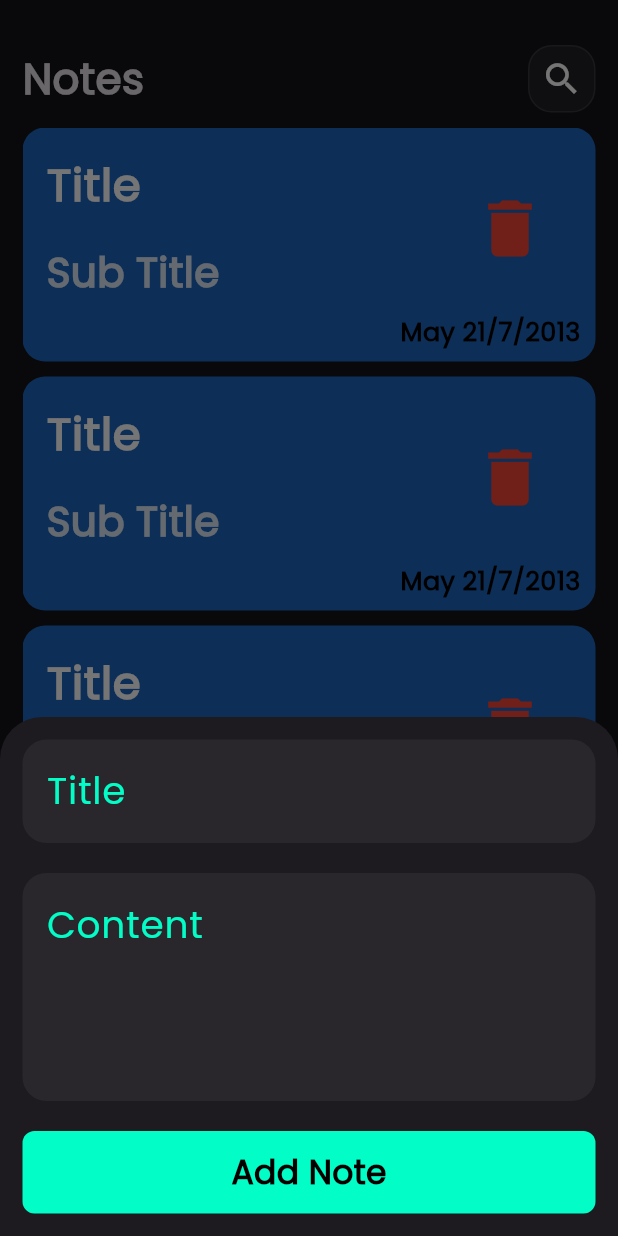
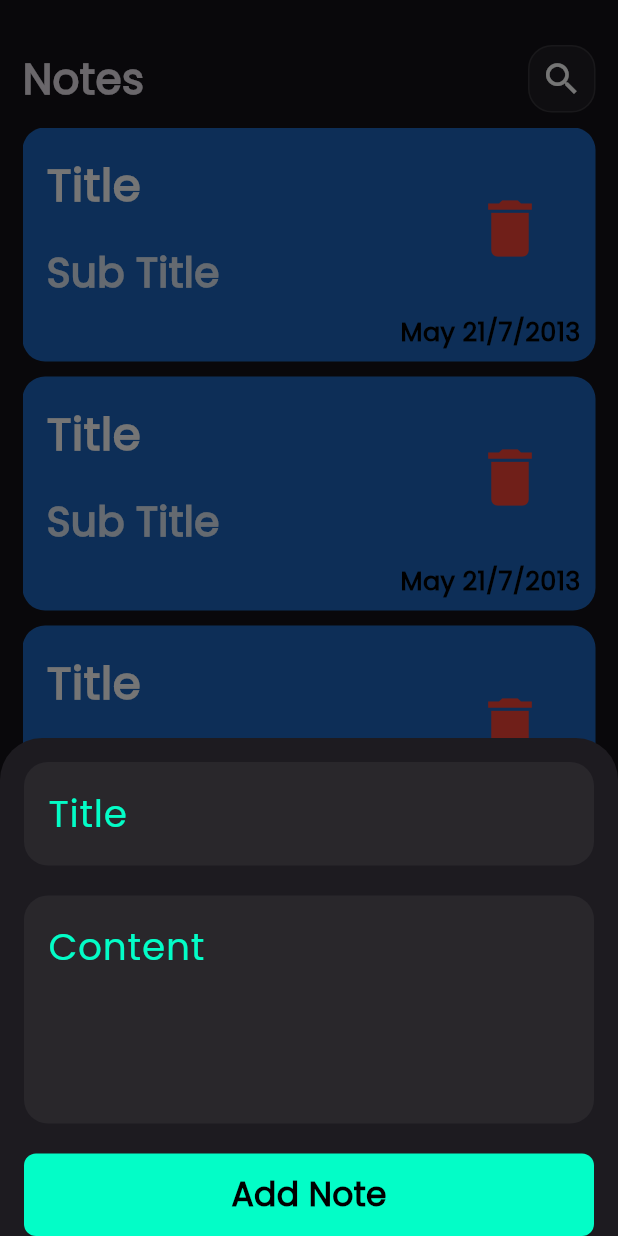
Before and after one commit to MohamedElsay0d/note_app_with_cubit-hive, a Flutter app: the screen it shows after launch, after a tap on the "add" icon, on a phone screen of 412 x 824 dp. Run offline on Flutter 3.47's test engine with Material 3 defaults, Android fonts, the phone set to English and light mode, and no system bars; our stand-ins replace bloc, flutter_bloc, hive, hive_flutter, modal_progress_hud_nsn; accounts and stored records are empty.

Commit message:
refactor display ButtonSheet

```diff
--- a/lib/widgets/AddNote.dart
+++ b/lib/widgets/AddNote.dart
@@ -24,9 +24,13 @@ class AddNote extends StatelessWidget {
         builder: (context, state) {
           return AbsorbPointer(
             absorbing: (state is AddNoteLoading) ? true : false,
-            child: const Padding(
-              padding: EdgeInsets.all(15.0),
-              child: SingleChildScrollView(child: AddNoteForm()),
+            child: Padding(
+              padding: EdgeInsets.only(
+                  right: 16.0,
+                  left: 16.0,
+                  top: 16.0,
+                  bottom: MediaQuery.of(context).viewInsets.bottom),
+              child: const SingleChildScrollView(child: AddNoteForm()),
             ),
           );
         },
--- a/lib/widgets/NotesViewBody.dart
+++ b/lib/widgets/NotesViewBody.dart
@@ -32,6 +32,7 @@ class NotesViewBody extends StatelessWidget {
         shape: const StadiumBorder(),
         onPressed: () {
           showModalBottomSheet(
+              isScrollControlled: true,
               context: context,
               builder: (context) {
                 return const AddNote();
```
